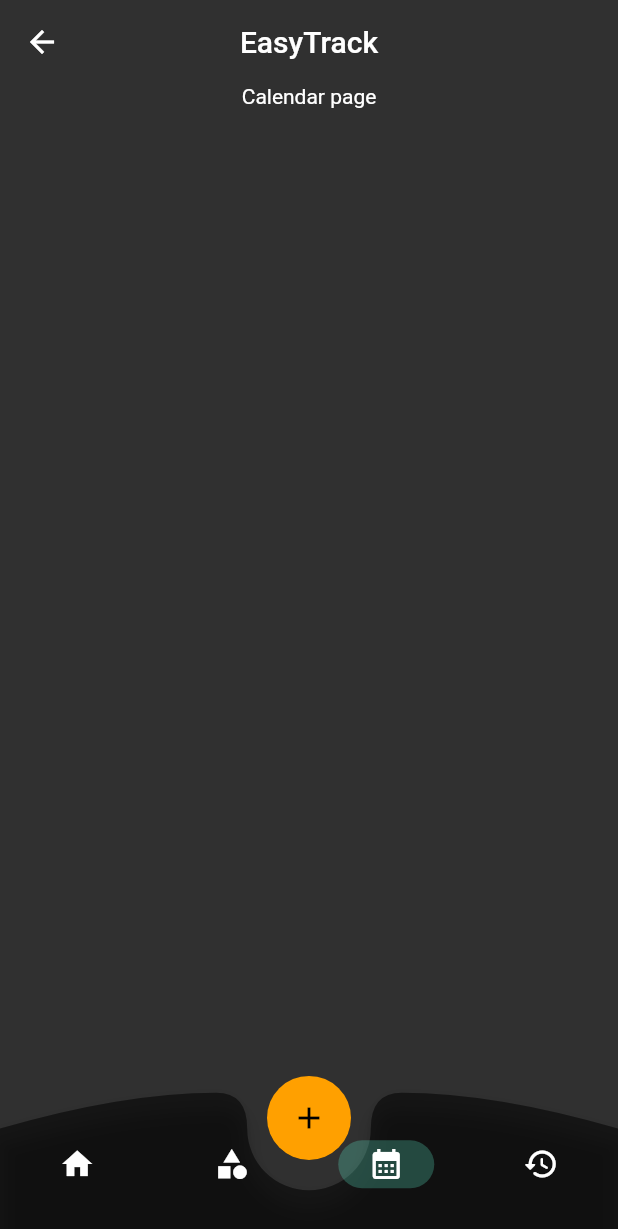
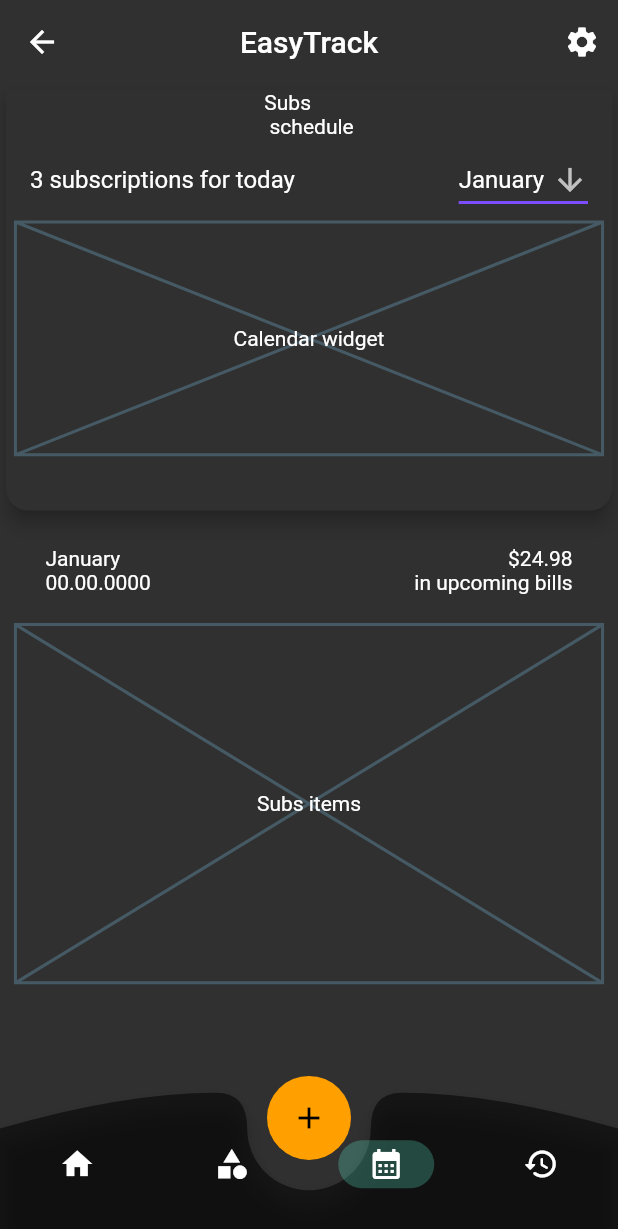
Before and after one commit to NjordJ/EasyTrack, a Flutter app: the CalendarPage screen opened by its route, on a phone screen of 412 x 824 dp. Shown: the top 1229 px of the screen. Run offline on Flutter 3.47's test engine with Material 2 defaults, Android fonts, the phone set to English and light mode, and no system bars; our stand-ins replace auto_route, flutter_screenutil.

Commit message:
calendar page and history page

```diff
--- a/lib/core/app.dart
+++ b/lib/core/app.dart
@@ -1,14 +1,14 @@
 import 'package:easy_track/core/routes/router.gr.dart';
 import 'package:flutter/material.dart';
 import 'package:flutter_screenutil/flutter_screenutil.dart';
+
+final appRouter = AppRouter();
 
 class App extends StatelessWidget {
   const App({Key? key}) : super(key: key);
 
   @override
   Widget build(BuildContext context) {
-    final appRouter = AppRouter();
-
     return ScreenUtilInit(
       designSize: ScreenUtil.defaultSize,
       builder: (BuildContext context, Widget? child) => MaterialApp.router(
--- a/lib/core/main_page.dart
+++ b/lib/core/main_page.dart
@@ -13,30 +13,24 @@ class MainPage extends StatelessWidget {
       appBarBuilder: (_, tabsRouter) => CustomAppBar(
         title: 'EasyTrack',
         leading: const AutoLeadingButton(),
+        actions: [
+          IconButton(
+            icon: const Icon(Icons.settings),
+            onPressed: () {
+              context.router.navigate(const SettingsRouter());
+            },
+          ),
+        ],
       ),
       routes: const [
         HomeRouter(),
         BudgetAndSpendingsRouter(),
         CalendarRouter(),
         HistoryRouter(),
-        //SettingsRouter(),
+        SettingsRouter(),
       ],
       bottomNavigationBuilder: (_, tabsRouter) =>
           CustomBottomNavigatiorBar(router: tabsRouter),
     );
   }
 }
-
-// BottomNavigationBar(
-//         currentIndex: tabsRouter.activeIndex,
-//         onTap: tabsRouter.setActiveIndex,
-//         items: const <BottomNavigationBarItem>[
-//           BottomNavigationBarItem(
-//               icon: Icon(Icons.home),
-//               label: '',
-//               backgroundColor: Colors.black26),
-//           BottomNavigationBarItem(icon: Icon(Icons.grid_4x4), label: ''),
-//           BottomNavigationBarItem(icon: Icon(Icons.calendar_month), label: ''),
-//           BottomNavigationBarItem(icon: Icon(Icons.credit_card), label: ''),
-//         ],
-//       ),
--- a/lib/feature/calendar/view/pages/calendar_page.dart
+++ b/lib/feature/calendar/view/pages/calendar_page.dart
@@ -1,4 +1,5 @@
 import 'package:flutter/material.dart';
+import 'package:flutter_screenutil/flutter_screenutil.dart';
 
 class CalendarPage extends StatelessWidget {
   const CalendarPage({Key? key}) : super(key: key);
@@ -9,10 +10,178 @@ class CalendarPage extends StatelessWidget {
       body: SafeArea(
         child: Center(
           child: Column(
-            children: const <Widget>[Text('Calendar page')],
+            children: const <Widget>[
+              _SubsSchedule(),
+              _SubsSection(),
+            ],
           ),
         ),
       ),
     );
   }
 }
+
+class _SubsSchedule extends StatefulWidget {
+  const _SubsSchedule({Key? key}) : super(key: key);
+
+  @override
+  State<_SubsSchedule> createState() => _SubsScheduleState();
+}
+
+class _SubsScheduleState extends State<_SubsSchedule> {
+  @override
+  Widget build(BuildContext context) {
+    return SizedBox(
+      width: 1.sw,
+      height: 0.35.sh,
+      child: Card(
+        elevation: 5.0,
+        color: Theme.of(context).scaffoldBackgroundColor,
+        shape: const RoundedRectangleBorder(
+          borderRadius: BorderRadius.only(
+            bottomLeft: Radius.circular(15),
+            bottomRight: Radius.circular(15),
+          ),
+        ),
+        child: Column(
+          mainAxisAlignment: MainAxisAlignment.start,
+          children: [
+            const Text(
+              'Subs\n schedule',
+            ),
+            const ListTile(
+              title: Text('3 subscriptions for today'),
+              trailing: _DropDownButton(),
+            ),
+            SizedBox(
+              width: 0.95.sw,
+              height: 130.h,
+              child: const Placeholder(
+                child: Center(
+                  child: Text('Calendar widget'),
+                ),
+              ),
+            ),
+          ],
+        ),
+      ),
+    );
+  }
+}
+
+class _DropDownButton extends StatefulWidget {
+  const _DropDownButton({Key? key}) : super(key: key);
+
+  @override
+  State<_DropDownButton> createState() => __DropDownButtonState();
+}
+
+class __DropDownButtonState extends State<_DropDownButton> {
+  @override
+  Widget build(BuildContext context) {
+    String dropdownValue = 'January';
+    return DropdownButton<String>(
+      value: dropdownValue,
+      icon: const Icon(Icons.arrow_downward),
+      elevation: 16,
+      //style: const TextStyle(color: Colors.deepPurple),
+      underline: Container(
+        height: 2,
+        color: Colors.deepPurpleAccent,
+      ),
+      onChanged: (String? newValue) {
+        setState(() {
+          dropdownValue = newValue!;
+        });
+      },
+      items: <String>['January', 'February', 'March', 'April']
+          .map<DropdownMenuItem<String>>((String value) {
+        return DropdownMenuItem<String>(
+          value: value,
+          child: Text(value),
+        );
+      }).toList(),
+    );
+  }
+}
+
+class _SubsSection extends StatelessWidget {
+  const _SubsSection({Key? key}) : super(key: key);
+
+  @override
+  Widget build(BuildContext context) {
+    return Column(
+      children: [
+        const _BillsCard(),
+        SizedBox(
+          width: 0.95.sw,
+          height: 200.h,
+          child: const Placeholder(
+            child: Center(
+              child: Text('Subs items'),
+            ),
+          ),
+        ),
+      ],
+    );
+  }
+}
+
+class _BillsCard extends StatelessWidget {
+  const _BillsCard({Key? key}) : super(key: key);
+
+  @override
+  Widget build(BuildContext context) {
+    return Container(
+      width: 0.95.sw,
+      padding: const EdgeInsets.all(20.0),
+      child: Column(
+        children: [
+          Row(
+            mainAxisAlignment: MainAxisAlignment.spaceBetween,
+            children: const [
+              Text('January'),
+              Text('\$24.98'),
+            ],
+          ),
+          Row(
+            mainAxisAlignment: MainAxisAlignment.spaceBetween,
+            children: const [
+              Text('00.00.0000'),
+              Text('in upcoming bills'),
+            ],
+          ),
+        ],
+      ),
+    );
+  }
+}
+
+class _SubsCard extends StatelessWidget {
+  final Widget subIcon;
+  final String subName;
+  final double subPrice;
+  const _SubsCard({
+    Key? key,
+    required this.subIcon,
+    required this.subName,
+    required this.subPrice,
+  }) : super(key: key);
+
+  @override
+  Widget build(BuildContext context) {
+    return Card(
+      color: Colors.grey,
+      elevation: 3.0,
+      child: Column(
+        mainAxisAlignment: MainAxisAlignment.start,
+        children: [
+          subIcon,
+          const Spacer(),
+          Text(subName),
+          Text('\$$subPrice'),
+        ],
+      ),
+    );
+  }
+}
--- a/lib/feature/history/view/pages/history_page.dart
+++ b/lib/feature/history/view/pages/history_page.dart
@@ -9,10 +9,47 @@ class HistoryPage extends StatelessWidget {
       body: SafeArea(
         child: Center(
           child: Column(
-            children: const <Widget>[Text('History page')],
+            children: const <Widget>[
+              _HistoryCard(
+                categoryIcon: Icon(Icons.food_bank),
+                costName: Text('Cafe'),
+                dateSpend: Text('00.00.0000'),
+              ),
+              _HistoryCard(
+                categoryIcon: Icon(Icons.food_bank),
+                costName: Text('Cafe'),
+                dateSpend: Text('00.00.0000'),
+              ),
+              _HistoryCard(
+                categoryIcon: Icon(Icons.food_bank),
+                costName: Text('Cafe'),
+                dateSpend: Text('00.00.0000'),
+              ),
+            ],
           ),
         ),
       ),
     );
   }
 }
+
+class _HistoryCard extends StatelessWidget {
+  final Widget categoryIcon;
+  final Widget costName;
+  final Widget dateSpend;
+  const _HistoryCard({
+    Key? key,
+    required this.categoryIcon,
+    required this.costName,
+    required this.dateSpend,
+  }) : super(key: key);
+
+  @override
+  Widget build(BuildContext context) {
+    return ListTile(
+      leading: categoryIcon,
+      title: costName,
+      subtitle: dateSpend,
+    );
+  }
+}
--- a/lib/feature/spendings_and_budget/view/widgets/budget_categories.dart
+++ b/lib/feature/spendings_and_budget/view/widgets/budget_categories.dart
@@ -46,7 +46,7 @@ class _CategoriesList extends StatelessWidget {
   Widget build(BuildContext context) {
     return Container(
       width: 0.9.sw,
-      height: 0.3.sh,
+      height: 0.28.sh,
       padding: EdgeInsets.only(top: 10.h, bottom: 10.h),
       child: const Placeholder(
         child: Center(child: Text('Categories list')),
@@ -62,7 +62,7 @@ class _AddNewCategory extends StatelessWidget {
   Widget build(BuildContext context) {
     return Container(
       width: 0.9.sw,
-      height: 80.h,
+      height: 60.h,
       decoration: BoxDecoration(
         borderRadius: BorderRadius.circular(10),
         border: Border.all(
```
Also changed, not shown: lib/feature/home/view/widgets/subscription_and_bill.dart (+24 -10 lines).
